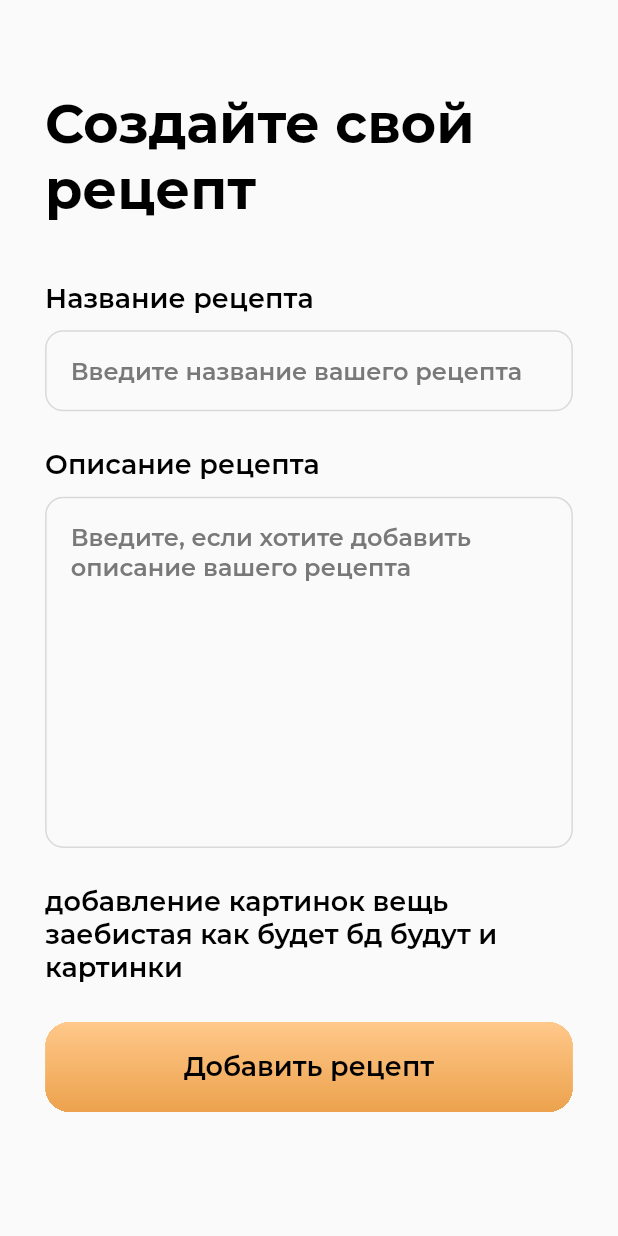
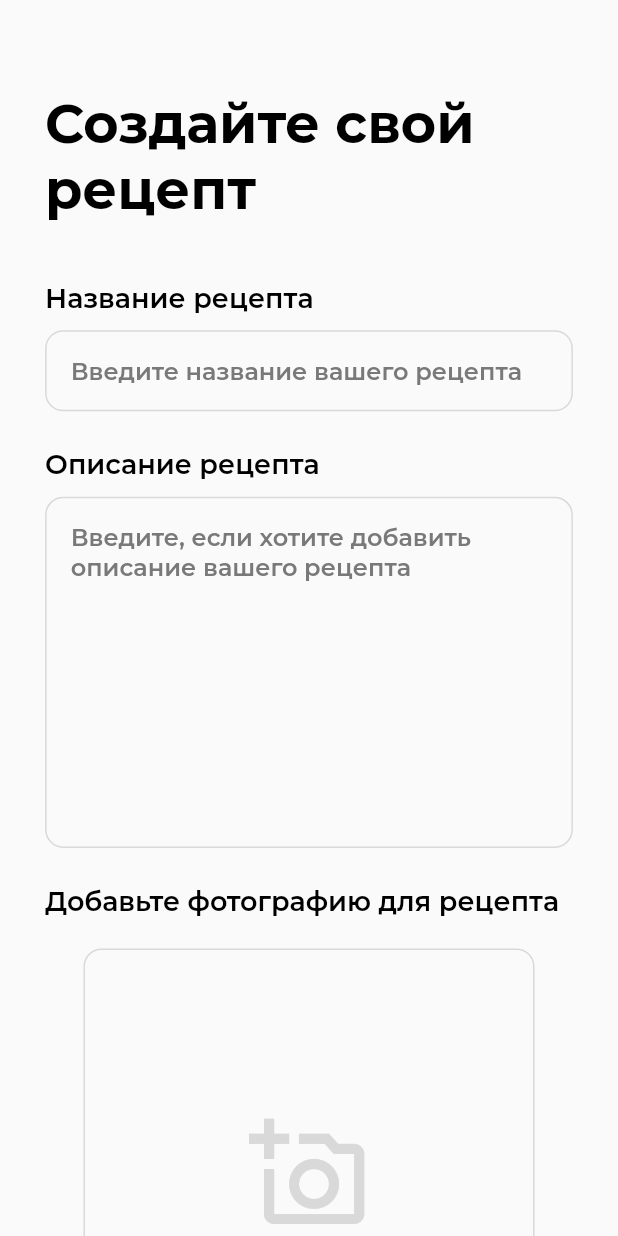
Before and after one commit to Stuzja/first_pancake_com, a Flutter app: the CreateRecipePage screen opened by its route, on a phone screen of 412 x 824 dp. Run offline on Flutter 3.47's test engine with Material 2 defaults, Android fonts, the light colour scheme and no system bars; our stand-ins replace auto_route, awesome_extensions, bloc, connectivity_plus, dio, flutter_bloc and 9 more; accounts and stored records are empty; project files that could hold a hidden picture were left out.

Commit message:
fix: presentation fixes

```diff
--- a/lib/presentation/pages/create_recipe_page/create_recipe_page.dart
+++ b/lib/presentation/pages/create_recipe_page/create_recipe_page.dart
@@ -1,4 +1,5 @@
 import 'dart:developer';
+import 'dart:io';
 
 import 'package:auto_route/auto_route.dart';
 import 'package:awesome_extensions/awesome_extensions.dart';
@@ -7,14 +8,42 @@ import 'package:first_pancake_com/navigation/auto_router.gr.dart';
 import 'package:first_pancake_com/presentation/pages/create_recipe_page/bloc/create_recipe_bloc.dart';
 import 'package:first_pancake_com/presentation/widgets/main_button/main_button.dart';
 import 'package:first_pancake_com/presentation/widgets/textfields/app_text_field.dart';
+import 'package:first_pancake_com/utils/app_colors.dart';
 import 'package:first_pancake_com/utils/app_text_styles.dart';
 import 'package:flutter/material.dart';
 import 'package:flutter_bloc/flutter_bloc.dart';
 import 'package:flutter_screenutil/flutter_screenutil.dart';
+import 'package:image_picker/image_picker.dart';
 import 'package:side_effect_bloc/side_effect_bloc.dart';
 
-class CreateRecipePage extends StatelessWidget {
+class CreateRecipePage extends StatefulWidget {
   const CreateRecipePage({super.key});
+
+  @override
+  State<CreateRecipePage> createState() => _CreateRecipePageState();
+}
+
+class _CreateRecipePageState extends State<CreateRecipePage> {
+  File? image;
+
+  Future<void> pickImage() async {
+    try {
+      final image = await ImagePicker().pickImage(source: ImageSource.gallery);
+      if (image == null) return;
+      final imageTemp = File(image.path);
+      setState(() => this.image = imageTemp);
+    } catch (error) {
+      log('Failed to pick an image: $error');
+    }
+  }
+
+  void deleteImage() {
+    try {
+      setState(() => image = null);
+    } catch (error) {
+      log('Failed to delete the image: $error');
+    }
+  }
 
   @override
   Widget build(BuildContext context) {
@@ -65,10 +94,47 @@ class CreateRecipePage extends StatelessWidget {
                   ),
                   25.h.heightBox,
                   Text(
-                    'добавление картинок вещь заебистая как будет бд будут и картинки',
+                    'Добавьте фотографию для рецепта',
                     style: AppTextStyles.label,
                   ),
-                  25.h.heightBox,
+                  20.h.heightBox,
+                  GestureDetector(
+                    onTap: () async => await pickImage(),
+                    child: Container(
+                      width: 300.w,
+                      height: 300.h,
+                      decoration: BoxDecoration(
+                        border: Border.all(
+                          width: 1,
+                          color: AppColors.grey4,
+                        ),
+                        borderRadius: BorderRadius.circular(12.r),
+                      ),
+                      child: image != null
+                          ? Image.file(
+                              image!,
+                              fit: BoxFit.cover,
+                            )
+                          : Icon(
+                              Icons.add_a_photo_outlined,
+                              color: AppColors.grey4,
+                              size: 80.r,
+                            ),
+                    ).toCenter(),
+                  ),
+                  20.h.heightBox,
+                  GestureDetector(
+                    onTap: () => deleteImage(),
+                    child: Text(
+                      'Удалить фотографию',
+                      style: TextStyle(
+                        color: AppColors.grey2,
+                        fontSize: 16.sp,
+                        fontWeight: FontWeight.w300,
+                      ),
+                    ),
+                  ).toCenter(),
+                  20.h.heightBox,
                   MainButton(
                     text: 'Добавить рецепт',
                     gradient: true,
@@ -76,8 +142,10 @@ class CreateRecipePage extends StatelessWidget {
                       context.router.push(const MainRoute());
                     },
                   ),
+                  15.heightBox,
                 ],
               ).paddingSymmetric(horizontal: 30.w),
+
             ),
           );
         },
```
Also changed, not shown: lib/presentation/pages/sign_in_page/sign_in_page.dart (+6 -2 lines), 1 other file.
